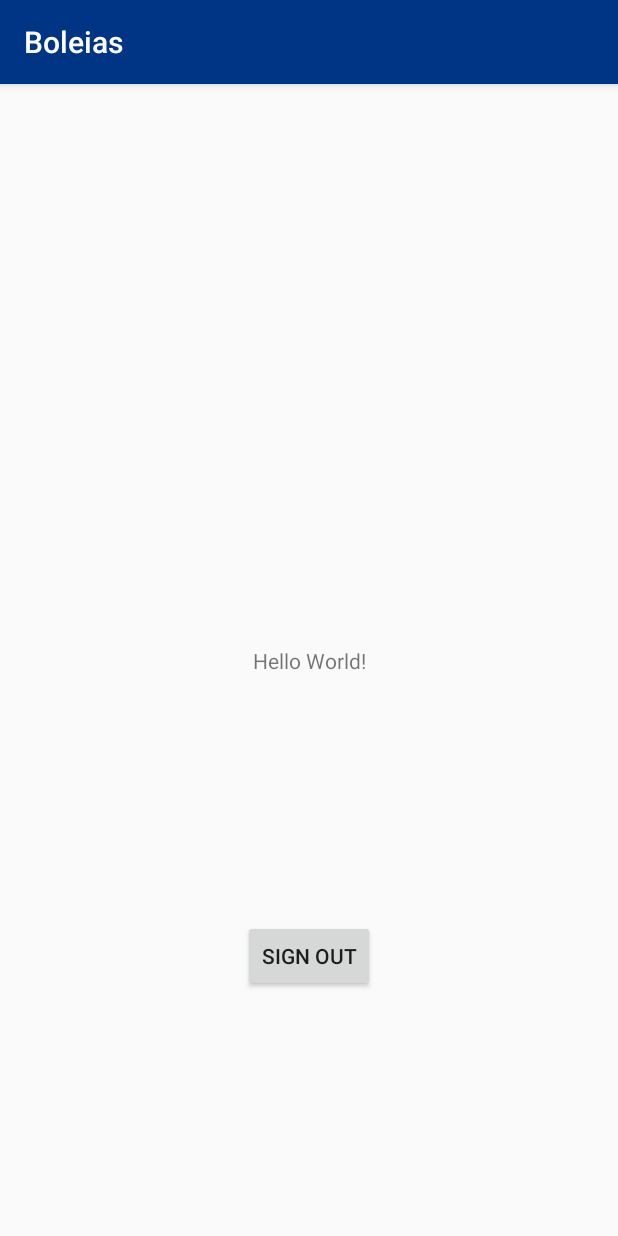
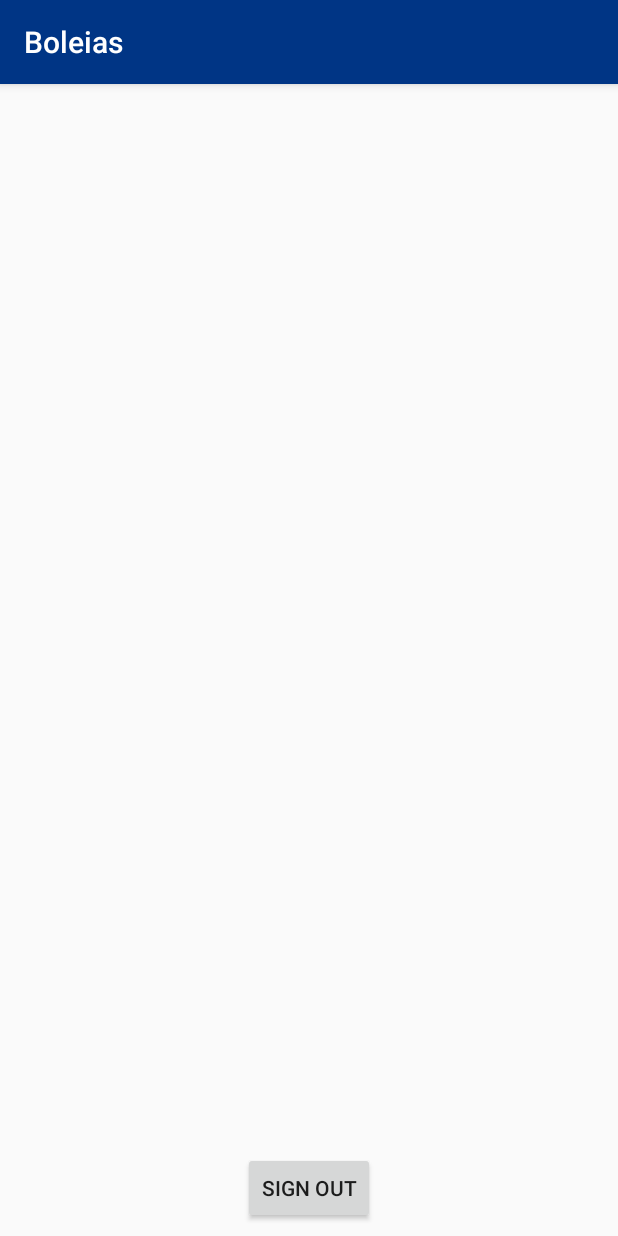
Before and after one commit to HenriqueAguaDoce/Boleias, an Android app: the screen it shows after launch once a user with an empty profile is signed in (MainActivity), on a phone screen of 412 x 824 dp. Run offline under Robolectric (Android 15) with nearby library versions, the light colour scheme and no system bars; our stand-ins replace Firebase (no records; nobody signed in at launch, a user with empty details on screens opened directly).

Commit message:
Organized some code

```diff
--- a/app/src/main/AndroidManifest.xml
+++ b/app/src/main/AndroidManifest.xml
@@ -11,7 +11,7 @@
         android:supportsRtl="true"
         android:theme="@style/AppTheme"
         tools:ignore="GoogleAppIndexingWarning">
-        <activity android:name=".LoginActivity">
+        <activity android:name=".LoginActivity" android:theme="@style/AppTheme.Launcher">
             <intent-filter>
                 <action android:name="android.intent.action.MAIN" />
                 <category android:name="android.intent.category.LAUNCHER" />
--- a/app/src/main/java/pt/estig/ipbeja/boleias/LoginActivity.java
+++ b/app/src/main/java/pt/estig/ipbeja/boleias/LoginActivity.java
@@ -1,6 +1,5 @@
 package pt.estig.ipbeja.boleias;
 
-import android.arch.lifecycle.Observer;
 import android.content.Context;
 import android.content.Intent;
 import android.support.annotation.NonNull;
@@ -16,8 +15,6 @@ import com.google.firebase.auth.AuthResult;
 import com.google.firebase.auth.FirebaseAuth;
 import com.google.firebase.auth.FirebaseUser;
 
-import java.util.List;
-
 public class LoginActivity extends AppCompatActivity {
     private FirebaseAuth mAuth;
     private EditText emailEditText;
@@ -26,6 +23,7 @@ public class LoginActivity extends AppCompatActivity {
     @Override
     protected void onCreate(Bundle savedInstanceState) {
         super.onCreate(savedInstanceState);
+        setTheme(R.style.AppTheme);
         setContentView(R.layout.activity_login);
 
         this.emailEditText = findViewById(R.id.editTextLoginEmail);
@@ -38,19 +36,6 @@ public class LoginActivity extends AppCompatActivity {
 
         ActionBar actionBar = getSupportActionBar();
         actionBar.hide();
-
-        //Observe database DAO with Livedata?
-        /* NoteDatabase.getInstance(getApplicationContext())
-                .noteDao()
-                .getNotes()
-                .observe(this, new Observer<List<Note>>() {
-                    @Override
-                    public void onChanged(@android.support.annotation.Nullable List<Note> notes) {
-                        adapter.setData(notes);
-                    }
-                });
-         */
-
 
         //Login essentials with firebase
         mAuth = FirebaseAuth.getInstance();
@@ -65,7 +50,6 @@ public class LoginActivity extends AppCompatActivity {
             //TODO pass user info?
             MainActivity.start(this);
         }
-        //updateUI(currentUser);
     }
 
     public static void start(Context context) {
--- a/app/src/main/java/pt/estig/ipbeja/boleias/MainActivity.java
+++ b/app/src/main/java/pt/estig/ipbeja/boleias/MainActivity.java
@@ -3,6 +3,8 @@ package pt.estig.ipbeja.boleias;
 
 import android.content.Context;
 import android.content.Intent;
+import android.support.v4.widget.DrawerLayout;
+import android.support.v7.app.ActionBarDrawerToggle;
 import android.support.v7.app.AppCompatActivity;
 import android.os.Bundle;
 import android.view.View;
@@ -15,6 +17,18 @@ public class MainActivity extends AppCompatActivity {
     protected void onCreate(Bundle savedInstanceState) {
         super.onCreate(savedInstanceState);
         setContentView(R.layout.activity_main);
+
+        //Observe database DAO with Livedata?
+        /* NoteDatabase.getInstance(getApplicationContext())
+                .noteDao()
+                .getNotes()
+                .observe(this, new Observer<List<Note>>() {
+                    @Override
+                    public void onChanged(@android.support.annotation.Nullable List<Note> notes) {
+                        adapter.setData(notes);
+                    }
+                });
+         */
     }
 
     public static void start(Context context) {
--- a/app/src/main/java/pt/estig/ipbeja/boleias/SignInActivity.java
+++ b/app/src/main/java/pt/estig/ipbeja/boleias/SignInActivity.java
@@ -16,8 +16,6 @@ import com.google.firebase.auth.AuthResult;
 import com.google.firebase.auth.FirebaseAuth;
 import com.google.firebase.firestore.DocumentReference;
 import com.google.firebase.firestore.FirebaseFirestore;
-
-import pt.estig.ipbeja.boleias.data.BoleiasDatabase;
 import pt.estig.ipbeja.boleias.data.User;
 
 public class SignInActivity extends AppCompatActivity {
--- /dev/null
+++ b/app/src/main/res/drawable/ic_menu.xml
@@ -0,0 +1,5 @@
+<vector android:height="24dp" android:tint="#FFFFFF"
+    android:viewportHeight="24.0" android:viewportWidth="24.0"
+    android:width="24dp" xmlns:android="http://schemas.android.com/apk/res/android">
+    <path android:fillColor="#FF000000" android:pathData="M3,18h18v-2L3,16v2zM3,13h18v-2L3,11v2zM3,6v2h18L21,6L3,6z"/>
+</vector>
--- a/app/src/main/res/layout/activity_main.xml
+++ b/app/src/main/res/layout/activity_main.xml
@@ -6,29 +6,17 @@
     android:layout_height="match_parent"
     tools:context=".MainActivity">
 
-    <TextView
-        android:id="@+id/textView"
-        android:layout_width="wrap_content"
-        android:layout_height="wrap_content"
-        android:text="Hello World!"
-        app:layout_constraintBottom_toBottomOf="parent"
-        app:layout_constraintLeft_toLeftOf="parent"
-        app:layout_constraintRight_toRightOf="parent"
-        app:layout_constraintTop_toTopOf="parent" />
-
     <Button
-        android:id="@+id/btn_signOut"
+        android:id="@+id/btnSignOut"
         android:layout_width="wrap_content"
         android:layout_height="wrap_content"
         android:layout_marginStart="8dp"
-        android:layout_marginTop="8dp"
         android:layout_marginEnd="8dp"
         android:layout_marginBottom="8dp"
         android:onClick="signOut"
         android:text="Sign out"
         app:layout_constraintBottom_toBottomOf="parent"
         app:layout_constraintEnd_toEndOf="parent"
-        app:layout_constraintStart_toStartOf="parent"
-        app:layout_constraintTop_toBottomOf="@+id/textView" />
+        app:layout_constraintStart_toStartOf="parent" />
 
 </android.support.constraint.ConstraintLayout>
```
Also changed, not shown: app/build.gradle (+6 -2 lines).
